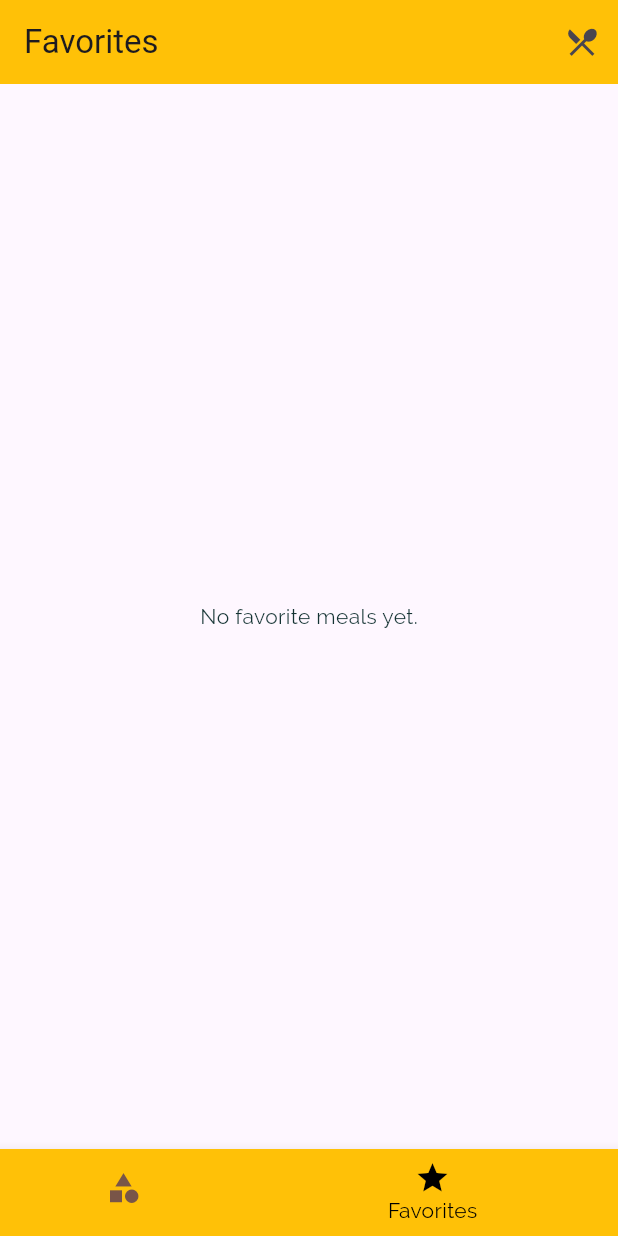
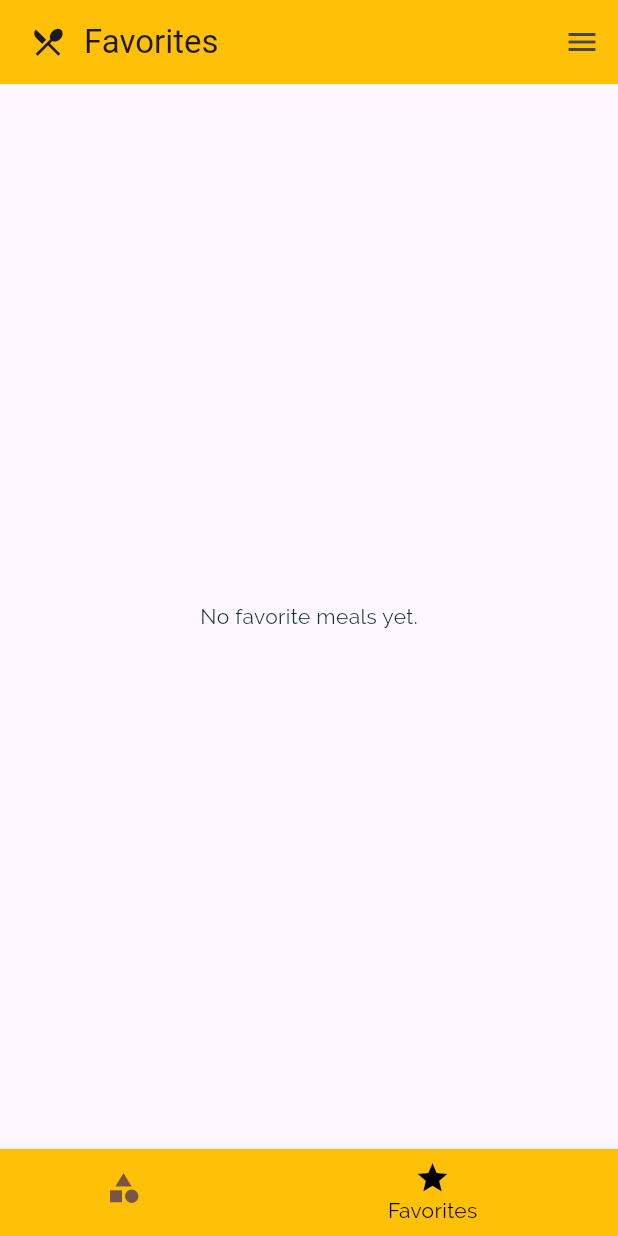
Before and after one commit to emmaephrim/DishDiscover, a Flutter app: the screen it shows after launch, item 2 of the bottom bar chosen, on a phone screen of 412 x 824 dp. Run offline on Flutter 3.47's test engine with Material 3 defaults, Android fonts, the phone set to English and light mode, and no system bars; our stand-ins replace flutter_riverpod.

Commit message:
feat: tabs screen Appbar contents update

```diff
--- a/lib/screen/tabs_screen.dart
+++ b/lib/screen/tabs_screen.dart
@@ -29,14 +29,11 @@ class _TabsScreenState extends State<TabsScreen> {
     return Scaffold(
       appBar: AppBar(
         title: Text(_pages[_selectedPageIndex]['title'] as String),
-        actions: [
-          Builder(
-            builder: (context) => IconButton(
-              onPressed: () => Scaffold.of(context).openEndDrawer(),
-              icon: Icon(Icons.restaurant_menu),
-            ),
-          ),
-        ],
+        leading: Padding(
+          padding: const EdgeInsets.only(left: 20.0),
+          child: Icon(Icons.restaurant_menu),
+        ),
+        leadingWidth: 40,
       ),
       body: _pages[_selectedPageIndex]['page'] as Widget,
       bottomNavigationBar: BottomNavigationBar(
```
